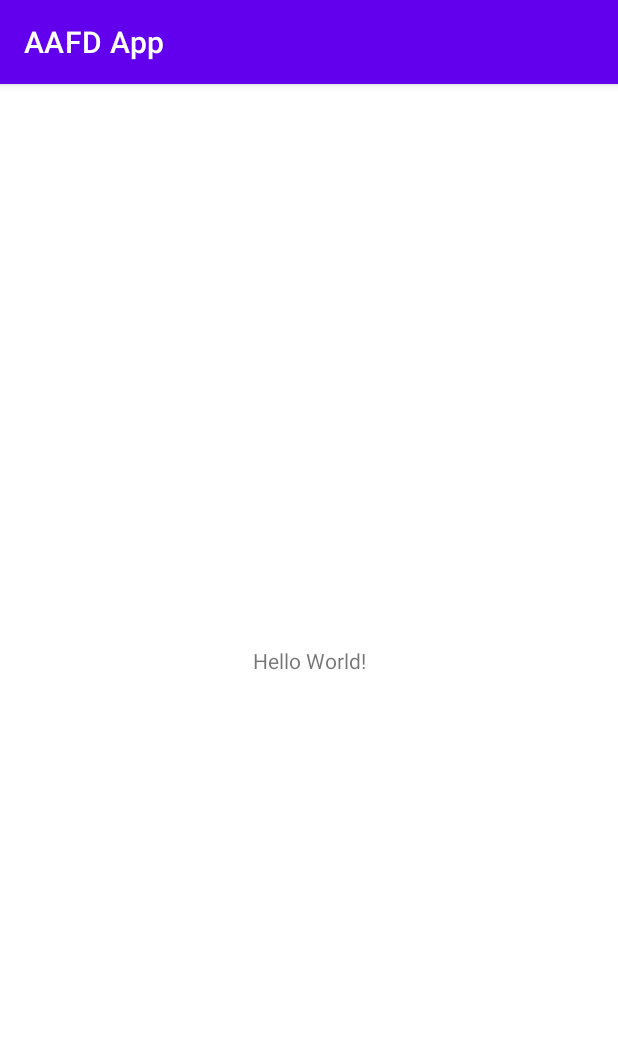
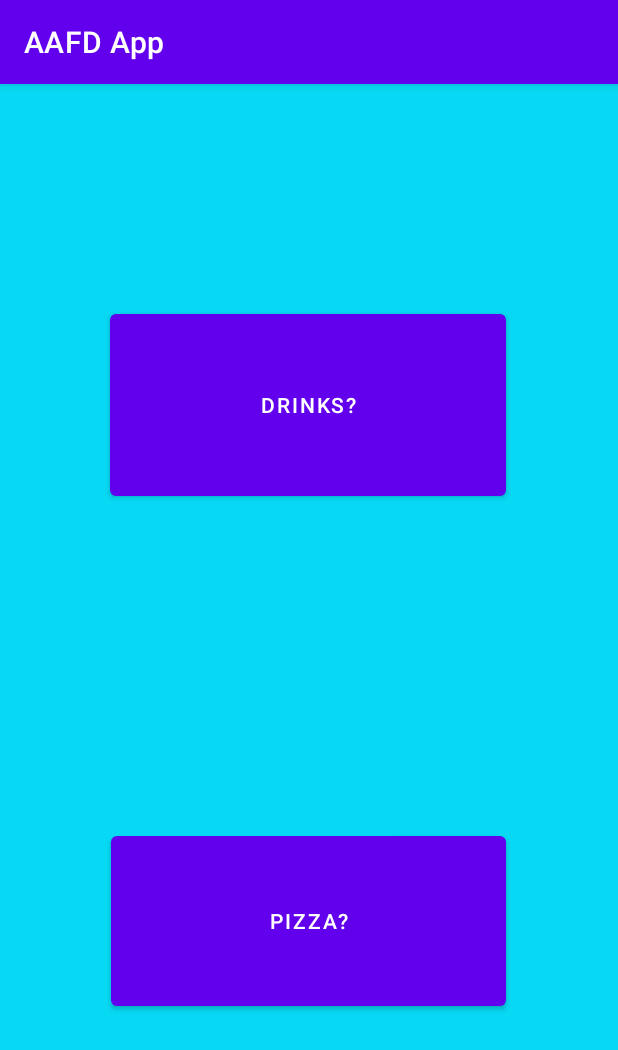
Before and after one commit to jlavine0/SPAngelasAFDelivery, an Android app: the screen it shows after launch (MainActivity), on a phone screen of 412 x 824 dp. Shown: the top 1050 px of the screen. Run offline under Robolectric (Android 15) with nearby library versions, the light colour scheme and no system bars.

Commit message:
Started working on app UI/xml

```diff
--- a/AAFDApp/app/src/main/AndroidManifest.xml
+++ b/AAFDApp/app/src/main/AndroidManifest.xml
@@ -6,7 +6,7 @@
         android:allowBackup="true"
         android:dataExtractionRules="@xml/data_extraction_rules"
         android:fullBackupContent="@xml/backup_rules"
-        android:icon="@mipmap/ic_launcher"
+        android:icon="@drawable/ic_launcher_background"
         android:label="@string/app_name"
         android:supportsRtl="true"
         android:theme="@style/Theme.AAFDApp"
--- a/AAFDApp/app/src/main/res/layout/activity_main.xml
+++ b/AAFDApp/app/src/main/res/layout/activity_main.xml
@@ -4,15 +4,38 @@
     xmlns:tools="http://schemas.android.com/tools"
     android:layout_width="match_parent"
     android:layout_height="match_parent"
+    android:background="#07D8F3"
     tools:context=".MainActivity">
 
-    <TextView
-        android:layout_width="wrap_content"
-        android:layout_height="wrap_content"
-        android:text="Hello World!"
+    <Button
+        android:id="@+id/button2"
+        android:layout_width="264dp"
+        android:layout_height="133dp"
+        android:layout_marginStart="60dp"
+        android:layout_marginTop="128dp"
+        android:layout_marginEnd="60dp"
+        android:layout_marginBottom="97dp"
+        android:text="Drinks?"
+        app:iconTint="#BC0CDA"
+        app:layout_constraintBottom_toTopOf="@+id/button3"
+        app:layout_constraintEnd_toEndOf="parent"
+        app:layout_constraintHorizontal_bias="0.481"
+        app:layout_constraintStart_toStartOf="parent"
+        app:layout_constraintTop_toTopOf="parent"
+        app:strokeColor="#9C27B0" />
+
+    <Button
+        android:id="@+id/button3"
+        android:layout_width="263dp"
+        android:layout_height="125dp"
+        android:layout_marginStart="60dp"
+        android:layout_marginTop="97dp"
+        android:layout_marginEnd="60dp"
+        android:layout_marginBottom="128dp"
+        android:text="Pizza?"
         app:layout_constraintBottom_toBottomOf="parent"
         app:layout_constraintEnd_toEndOf="parent"
+        app:layout_constraintHorizontal_bias="0.49"
         app:layout_constraintStart_toStartOf="parent"
-        app:layout_constraintTop_toTopOf="parent" />
-
+        app:layout_constraintTop_toBottomOf="@+id/button2" />
 </androidx.constraintlayout.widget.ConstraintLayout>
```
